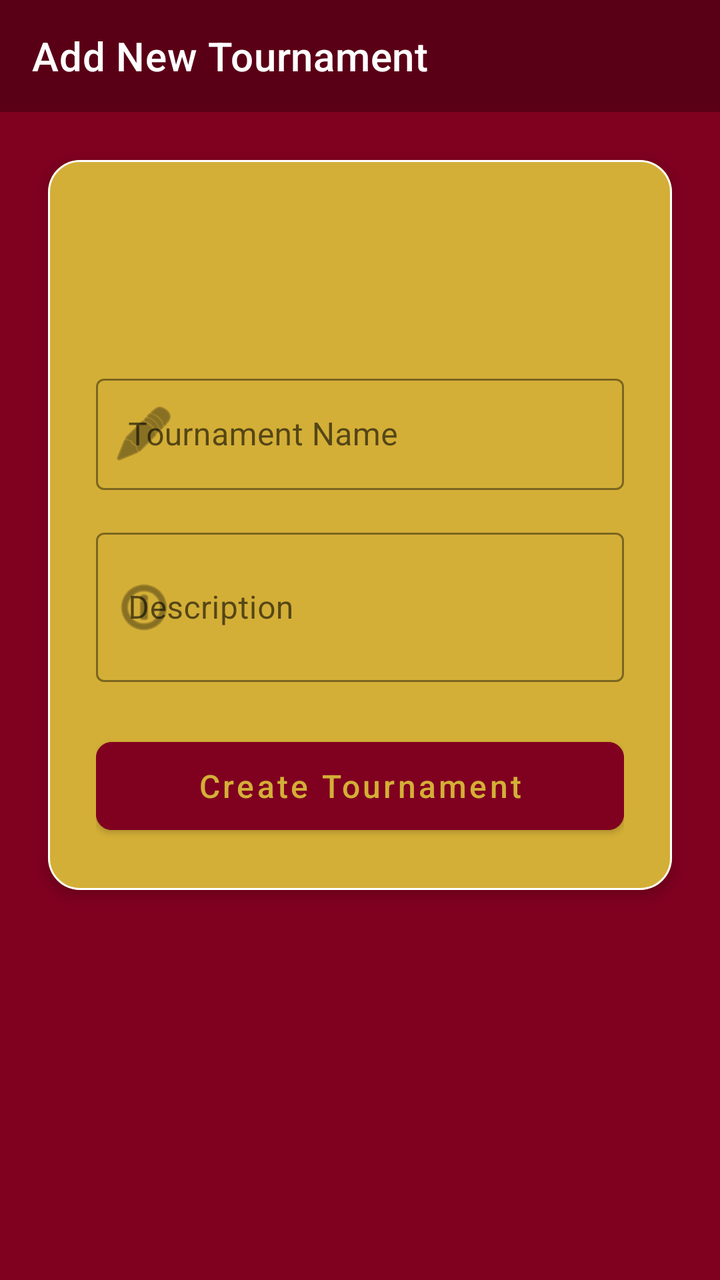
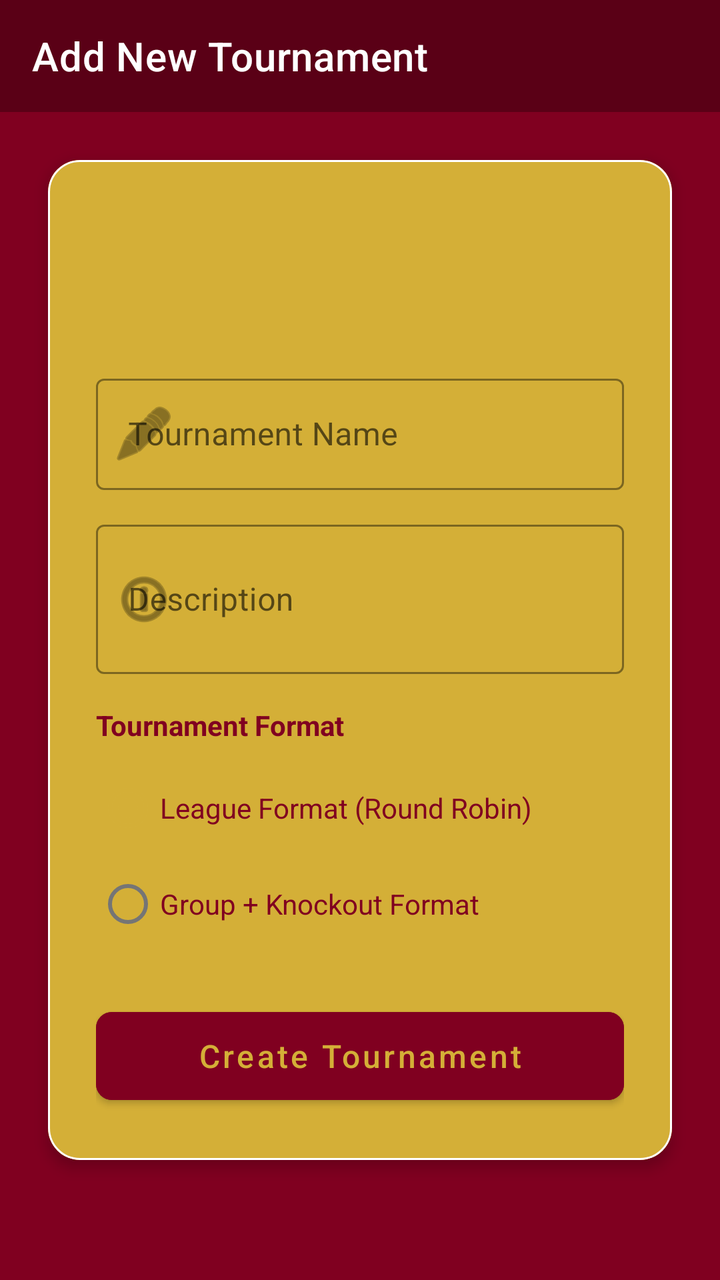

The first picture is an Android layout as it rendered before a commit; the second is the same layout after the commit. The layout source and the unified diff follow.
<!-- AndroidManifest.xml: application theme Theme.KickOff -->
<!-- res/layout/activity_add_tournament.xml -->
<androidx.constraintlayout.widget.ConstraintLayout xmlns:android="http://schemas.android.com/apk/res/android"
    xmlns:app="http://schemas.android.com/apk/res-auto"
    android:layout_width="match_parent"
    android:layout_height="match_parent"
    android:background="@color/primaryMaroon">

    <com.google.android.material.appbar.MaterialToolbar
        android:id="@+id/toolbar"
        android:layout_width="match_parent"
        android:layout_height="?attr/actionBarSize"
        android:background="@color/darkMaroon"
        android:theme="@style/ThemeOverlay.MaterialComponents.Dark.ActionBar"
        app:layout_constraintTop_toTopOf="parent"
        app:title="@string/add_new_tournament"
        app:titleCentered="@android:bool/config_enableMaterialDesignInPackageInstaller"
        app:titleTextColor="@color/white" />

    <com.google.android.material.card.MaterialCardView
        android:layout_width="match_parent"
        android:layout_height="wrap_content"
        android:layout_margin="24dp"
        app:cardCornerRadius="16dp"
        app:cardElevation="4dp"
        app:strokeColor="@color/white"
        app:strokeWidth="1dp"
        app:layout_constraintTop_toBottomOf="@id/toolbar">

        <LinearLayout
            android:layout_width="match_parent"
            android:layout_height="wrap_content"
            android:orientation="vertical"
            android:background="@color/accentGold"
            android:padding="24dp">

            <ImageView
                android:layout_width="64dp"
                android:layout_height="64dp"
                android:layout_gravity="center"
                android:layout_marginBottom="16dp"
                android:src="@mipmap/ic_launcher" />

            <com.google.android.material.textfield.TextInputLayout
                style="@style/Widget.MaterialComponents.TextInputLayout.OutlinedBox"
                android:layout_width="match_parent"
                android:layout_height="wrap_content"
                android:hint="@string/tournament_name"
                app:boxStrokeColor="@color/primaryMaroon"
                app:hintTextColor="@color/primaryMaroon"
                app:startIconDrawable="@android:drawable/ic_menu_edit">

                <com.google.android.material.textfield.TextInputEditText
                    android:id="@+id/etTournamentName"
                    android:layout_width="match_parent"
                    android:layout_height="wrap_content"
                    android:inputType="textCapWords" />
            </com.google.android.material.textfield.TextInputLayout>

            <com.google.android.material.textfield.TextInputLayout
                style="@style/Widget.MaterialComponents.TextInputLayout.OutlinedBox"
                android:layout_width="match_parent"
                android:layout_height="wrap_content"
                android:layout_marginTop="16dp"
                android:hint="Description"
                app:boxStrokeColor="@color/primaryMaroon"
                app:hintTextColor="@color/primaryMaroon"
                app:startIconDrawable="@android:drawable/ic_menu_info_details">

                <com.google.android.material.textfield.TextInputEditText
                    android:id="@+id/etTournamentDescription"
                    android:layout_width="match_parent"
                    android:layout_height="wrap_content"
                    android:inputType="textMultiLine"
                    android:minLines="2" />
            </com.google.android.material.textfield.TextInputLayout>

            <com.google.android.material.button.MaterialButton
                android:id="@+id/btnSaveTournament"
                android:layout_width="match_parent"
                android:layout_height="56dp"
                android:layout_marginTop="24dp"
                android:text="@string/create_tournament"
                android:textColor="@color/accentGold"
                android:backgroundTint="@color/primaryMaroon"
                android:textAllCaps="false"
                android:textSize="16sp"
                app:cornerRadius="8dp" />

        </LinearLayout>
    </com.google.android.material.card.MaterialCardView>

</androidx.constraintlayout.widget.ConstraintLayout>
<!-- resources referenced by this layout -->
<resources>
  <color name="accentGold">#D4AF37</color>
  <color name="darkMaroon">#5A0016</color>
  <color name="primaryMaroon">#800020</color>
  <color name="white">#FFFFFF</color>
  <!-- mipmap ic_launcher (mipmap-anydpi-v26) -->
  <?xml version="1.0" encoding="utf-8"?>
  <adaptive-icon xmlns:android="http://schemas.android.com/apk/res/android">
      <background android:drawable="@drawable/ic_launcher_background"/>
      <foreground android:drawable="@mipmap/ic_launcher_foreground"/>
      <monochrome android:drawable="@mipmap/ic_launcher_foreground"/>
  </adaptive-icon>
  <string name="add_new_tournament">Add New Tournament</string>
  <string name="create_tournament">Create Tournament</string>
  <string name="tournament_name">Tournament Name</string>
  <style name="Theme.KickOff" parent="Theme.MaterialComponents.DayNight.NoActionBar">
          <item name="colorPrimary">@color/primaryMaroon</item>
          <item name="colorPrimaryVariant">@color/darkMaroon</item>
          <item name="colorOnPrimary">@color/white</item>
          <item name="colorSecondary">@color/accentGold</item>
      </style>
  <!-- drawable ic_launcher_background: vector/xml drawable (drawable, 4866 chars, omitted) -->
</resources>

<!-- the commit's change to res/layout/activity_add_tournament.xml (unified diff, before → after) -->
@@ -59,7 +59,7 @@
                 style="@style/Widget.MaterialComponents.TextInputLayout.OutlinedBox"
                 android:layout_width="match_parent"
                 android:layout_height="wrap_content"
-                android:layout_marginTop="16dp"
+                android:layout_marginTop="12dp"
                 android:hint="Description"
                 app:boxStrokeColor="@color/primaryMaroon"
                 app:hintTextColor="@color/primaryMaroon"
@@ -72,6 +72,37 @@
                     android:inputType="textMultiLine"
                     android:minLines="2" />
             </com.google.android.material.textfield.TextInputLayout>
+
+            <TextView
+                android:layout_width="wrap_content"
+                android:layout_height="wrap_content"
+                android:layout_marginTop="16dp"
+                android:text="Tournament Format"
+                android:textColor="@color/primaryMaroon"
+                android:textStyle="bold" />
+
+            <RadioGroup
+                android:id="@+id/rgFormat"
+                android:layout_width="match_parent"
+                android:layout_height="wrap_content"
+                android:layout_marginTop="8dp"
+                android:orientation="vertical">
+
+                <RadioButton
+                    android:id="@+id/rbLeague"
+                    android:layout_width="wrap_content"
+                    android:layout_height="wrap_content"
+                    android:checked="true"
+                    android:text="League Format (Round Robin)"
+                    android:textColor="@color/primaryMaroon" />
+
+                <RadioButton
+                    android:id="@+id/rbGroupKnockout"
+                    android:layout_width="wrap_content"
+                    android:layout_height="wrap_content"
+                    android:text="Group + Knockout Format"
+                    android:textColor="@color/primaryMaroon" />
+            </RadioGroup>
 
             <com.google.android.material.button.MaterialButton
                 android:id="@+id/btnSaveTournament"
